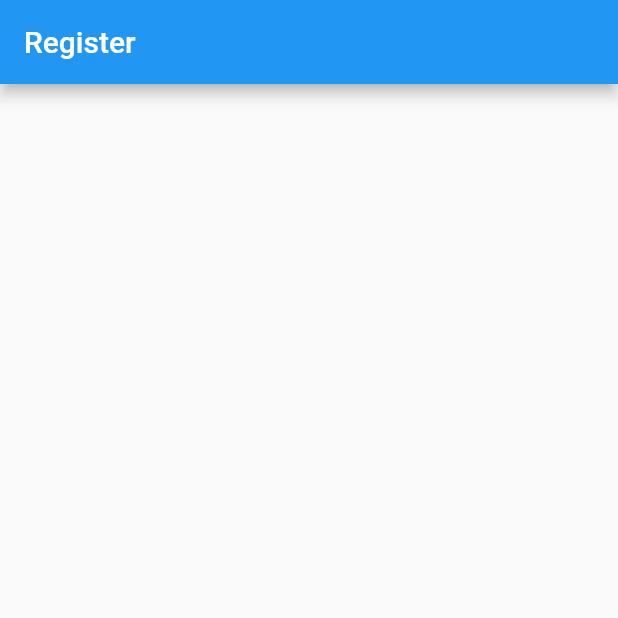
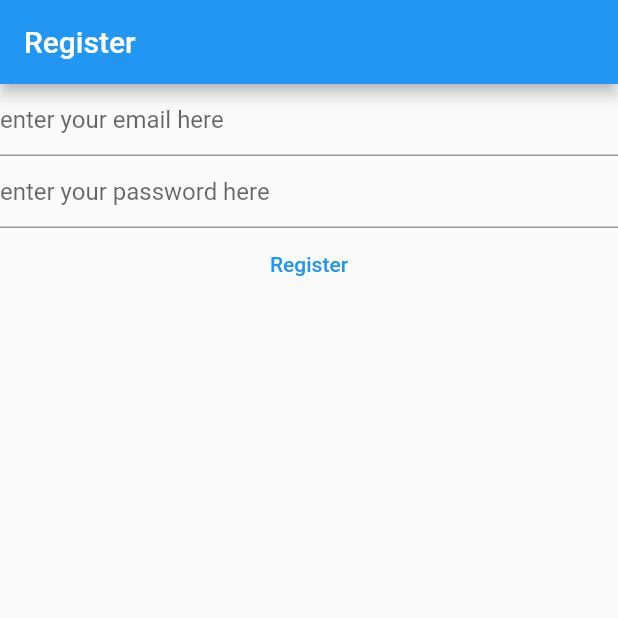
Before and after one commit to najmulmyself/mynotes, a Flutter app: the screen it shows after launch, on a phone screen of 412 x 824 dp, the top half of it. Run offline on Flutter 3.47's test engine with Material 2 defaults, Android fonts, the phone set to English and light mode, and no system bars; our stand-ins replace firebase_core; accounts and stored records are empty.

Commit message:
added text editing controller

```diff
--- a/lib/screens/homepage.dart
+++ b/lib/screens/homepage.dart
@@ -1,7 +1,40 @@
 import 'package:flutter/material.dart';
 
-class Homepage extends StatelessWidget {
+class Homepage extends StatefulWidget {
   const Homepage({Key? key}) : super(key: key);
+
+  @override
+  State<Homepage> createState() => _HomepageState();
+}
+
+// late final TextEditingController _email;
+// late final TextEditingController _password;
+
+// @override
+// void initState() {
+//   _email = TextEditingController();
+//   _password = TextEditingController();
+//   super.initState();
+// }
+
+class _HomepageState extends State<Homepage> {
+  late final TextEditingController _email;
+  late final TextEditingController _password;
+
+  @override
+  void initState() {
+    _email = TextEditingController();
+    _password = TextEditingController();
+    super.initState();
+  }
+
+  @override
+  void dispose() {
+    _email.dispose();
+    _password.dispose();
+    // TODO: implement dispose
+    super.dispose();
+  }
 
   @override
   Widget build(BuildContext context) {
@@ -9,6 +42,20 @@ class Homepage extends StatelessWidget {
       appBar: AppBar(
         title: const Text('Register'),
       ),
+      body: Column(
+        children: [
+          const TextField(
+            decoration: InputDecoration(hintText: 'enter your email here'),
+          ),
+          const TextField(
+            decoration: InputDecoration(hintText: 'enter your password here'),
+          ),
+          TextButton(
+            onPressed: () {},
+            child: const Text('Register'),
+          ),
+        ],
+      ),
     );
   }
 }
```
